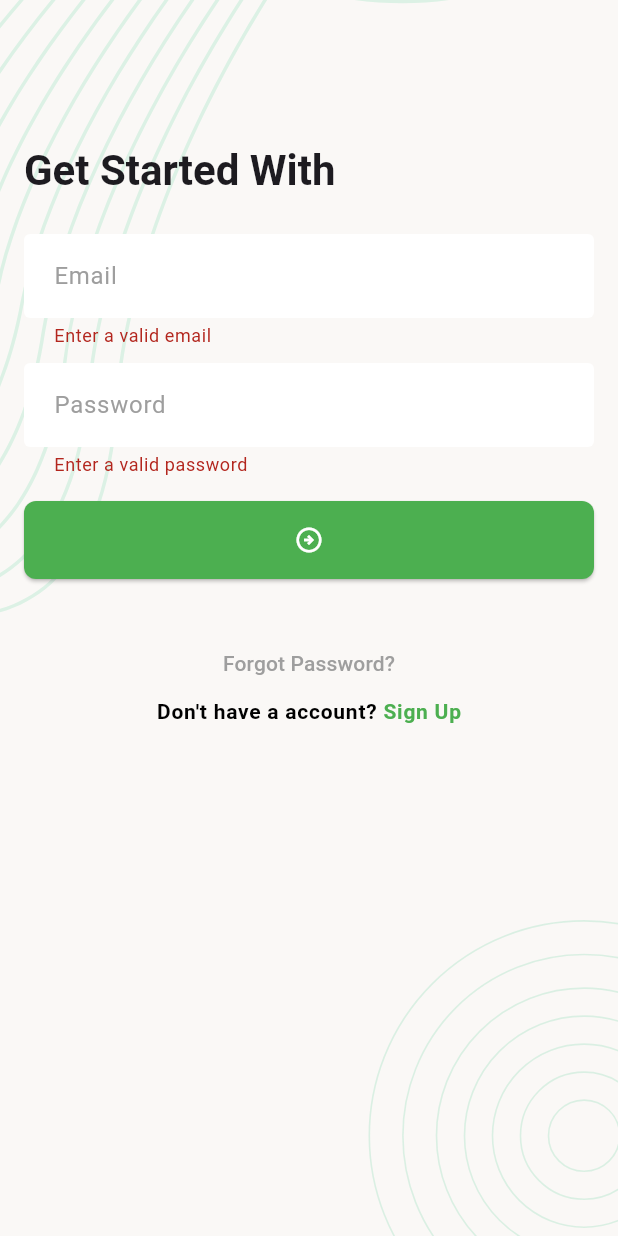
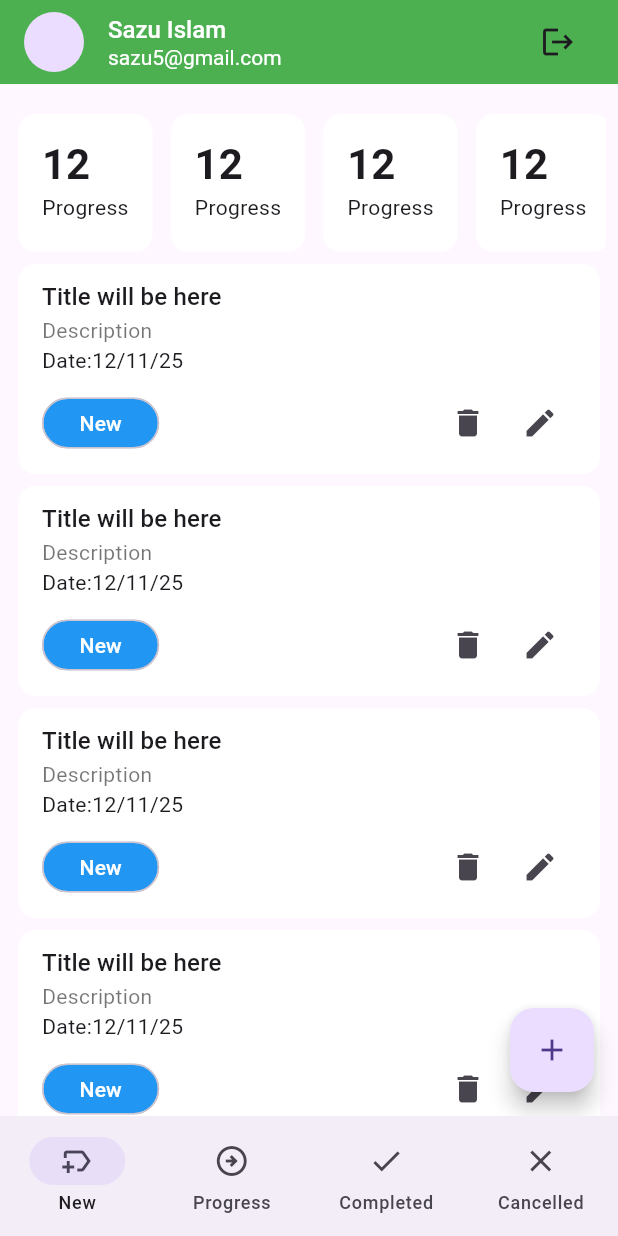
Before and after one commit to shaharul196/flutter_intro_all, a Flutter app: the screen it shows after launch, after a tap on the "arrow circle right" icon, on a phone screen of 412 x 824 dp. Run offline on Flutter 3.47's test engine with Material 3 defaults, Android fonts, the phone set to English and light mode, and no system bars; our stand-ins replace email_validator, flutter_svg, pin_code_fields.

Commit message:
first commit

```diff
--- a/lib/app.dart
+++ b/lib/app.dart
@@ -2,6 +2,7 @@
 import 'package:ostad_flutter_sazu/module_16/ui/screens/sign_in_screen.dart';
 import 'module_16/ui/screens/change_password.dart';
 import 'module_16/ui/screens/forgot_password_email_screen.dart';
+import 'module_16/ui/screens/main_navigation_bar_screen.dart';
 import 'module_16/ui/screens/pin_varification_screen.dart';
 import 'module_16/ui/screens/sign_up_screen.dart';
 import 'module_16/ui/screens/splash_screen.dart';
@@ -47,6 +48,7 @@
         textButtonTheme: TextButtonThemeData(
           style: TextButton.styleFrom(foregroundColor: Colors.green),
         ),
+
       ),
 
       // home: SplashScreen(),
@@ -63,9 +65,10 @@
         ForgotPasswordEmailScreen.name: (context) => ForgotPasswordEmailScreen(),
         PinVerificationScreen.name: (context) => PinVerificationScreen(),
         ChangePasswordScreen.name: (context) => ChangePasswordScreen(),
+        MainNavigationBarScreen.name: (context) => MainNavigationBarScreen(),
+      },
 
 
-      },
     );
   }
 }
--- /dev/null
+++ b/lib/module_16/ui/screens/cancelled_task_list_screen.dart
@@ -0,0 +1,29 @@
+import 'package:flutter/material.dart';
+
+import '../widget/task_card.dart';
+
+class CancelledTaskListScreen extends StatefulWidget {
+  const CancelledTaskListScreen({super.key});
+
+  @override
+  State<CancelledTaskListScreen> createState() => _CancelledTaskListScreenState();
+}
+
+class _CancelledTaskListScreenState extends State<CancelledTaskListScreen> {
+  @override
+  Widget build(BuildContext context) {
+    return Scaffold(
+      body: Padding(
+        padding: const EdgeInsets.symmetric(horizontal: 8),
+        child: Expanded(
+          child: ListView.builder(
+            itemCount: 10,
+            itemBuilder: (context, index) {
+              return TaskCard(taskType: TaskType.cancelled,);
+            },
+          ),
+        ),
+      ),
+    );
+  }
+}
--- /dev/null
+++ b/lib/module_16/ui/screens/completed_task_list_screen.dart
@@ -0,0 +1,29 @@
+import 'package:flutter/material.dart';
+
+import '../widget/task_card.dart';
+
+class CompletedTaskListScreen extends StatefulWidget {
+  const CompletedTaskListScreen({super.key});
+
+  @override
+  State<CompletedTaskListScreen> createState() => _CompletedTaskListScreenState();
+}
+
+class _CompletedTaskListScreenState extends State<CompletedTaskListScreen> {
+  @override
+  Widget build(BuildContext context) {
+    return Scaffold(
+      body: Padding(
+        padding: const EdgeInsets.symmetric(horizontal: 8),
+        child: Expanded(
+          child: ListView.builder(
+            itemCount: 10,
+            itemBuilder: (context, index) {
+              return TaskCard(taskType: TaskType.completed,);
+            },
+          ),
+        ),
+      ),
+    );
+  }
+}
--- /dev/null
+++ b/lib/module_16/ui/screens/main_navigation_bar_screen.dart
@@ -0,0 +1,62 @@
+import 'package:flutter/material.dart';
+import 'package:ostad_flutter_sazu/module_16/ui/screens/cancelled_task_list_screen.dart';
+import 'package:ostad_flutter_sazu/module_16/ui/screens/new_task_list_screen.dart';
+import 'package:ostad_flutter_sazu/module_16/ui/screens/progress_task_list_screen.dart';
+import '../widget/tm_app_bar.dart';
+import 'completed_task_list_screen.dart';
+
+class MainNavigationBarScreen extends StatefulWidget {
+  const MainNavigationBarScreen({super.key});
+
+  static const String name = '/main-nav-bar-screen';
+
+  @override
+  State<MainNavigationBarScreen> createState() =>
+      _MainNavigationBarScreenState();
+}
+
+class _MainNavigationBarScreenState extends State<MainNavigationBarScreen> {
+  List<Widget> _screens = [
+    NewTaskListScreen(),
+    ProgressTaskListScreen(),
+    CompletedTaskListScreen(),
+    CancelledTaskListScreen(),
+  ];
+  int _selectedIndex = 0;
+
+  @override
+  Widget build(BuildContext context) {
+    return Scaffold(
+      appBar: TMAppBar(),
+
+      body: _screens[_selectedIndex],
+
+      bottomNavigationBar: NavigationBar(
+        selectedIndex: _selectedIndex,
+        onDestinationSelected: (int index){
+          _selectedIndex = index;
+          setState(() {});
+        },
+        destinations: [
+          NavigationDestination(
+            icon: Icon(Icons.new_label_outlined),
+            label: 'New',
+          ),
+          NavigationDestination(
+            icon: Icon(Icons.arrow_circle_right_outlined),
+            label: 'Progress',
+          ),
+          NavigationDestination(
+            icon: Icon(Icons.done),
+            label: 'Completed',
+          ),
+          NavigationDestination(
+            icon: Icon(Icons.close),
+            label: 'Cancelled',
+          ),
+
+        ],
+      ),
+    );
+  }
+}
--- /dev/null
+++ b/lib/module_16/ui/screens/new_task_list_screen.dart
@@ -0,0 +1,56 @@
+import 'package:flutter/material.dart';
+
+import '../widget/task_card.dart';
+import '../widget/task_count_summary_card.dart';
+
+class NewTaskListScreen extends StatefulWidget {
+  const NewTaskListScreen({super.key});
+
+  @override
+  State<NewTaskListScreen> createState() => _NewTaskListScreenState();
+}
+
+class _NewTaskListScreenState extends State<NewTaskListScreen> {
+  @override
+  Widget build(BuildContext context) {
+    return Scaffold(
+      body: Padding(
+        padding: const EdgeInsets.symmetric(horizontal: 8),
+        child: Column(
+          children: [
+            SizedBox(height: 16),
+            SizedBox(
+              height: 100,
+              child: ListView.separated(
+                itemCount: 4,
+                scrollDirection: Axis.horizontal,
+                itemBuilder: (context, index) {
+                  return TaskCountSummaryCard(title: 'Progress', count: 12);
+                },
+                separatorBuilder: (context, index) => const SizedBox(width: 4),
+              ),
+            ),
+            Expanded(
+              child: ListView.builder(
+                itemCount: 10,
+                itemBuilder: (context, index) {
+                  return TaskCard(taskType: TaskType.tNew,);
+                },
+              ),
+            ),
+          ],
+        ),
+      ),
+      floatingActionButton: FloatingActionButton(
+          onPressed: _onTapAddNewTaskButton,
+        child: Icon(Icons.add),
+
+      ),
+    );
+  }
+
+  void _onTapAddNewTaskButton(){
+
+  }
+
+}
--- a/lib/module_16/ui/screens/pin_varification_screen.dart
+++ b/lib/module_16/ui/screens/pin_varification_screen.dart
@@ -3,7 +3,6 @@
 import 'package:ostad_flutter_sazu/module_16/ui/screens/sign_in_screen.dart';
 import 'package:ostad_flutter_sazu/module_16/ui/widget/screen_background.dart';
 import 'package:pin_code_fields/pin_code_fields.dart';
-
 import 'change_password.dart';
 
 class PinVerificationScreen extends StatefulWidget {
--- /dev/null
+++ b/lib/module_16/ui/screens/progress_task_list_screen.dart
@@ -0,0 +1,31 @@
+import 'package:flutter/material.dart';
+
+import '../widget/task_card.dart';
+
+class ProgressTaskListScreen extends StatefulWidget {
+  const ProgressTaskListScreen({super.key,
+  });
+
+
+  @override
+  State<ProgressTaskListScreen> createState() => _ProgressTaskListScreenState();
+}
+
+class _ProgressTaskListScreenState extends State<ProgressTaskListScreen> {
+  @override
+  Widget build(BuildContext context) {
+    return Scaffold(
+      body: Padding(
+        padding: const EdgeInsets.symmetric(horizontal: 8),
+        child: Expanded(
+          child: ListView.builder(
+            itemCount: 10,
+            itemBuilder: (context, index) {
+              return TaskCard(taskType: TaskType.progress,);
+            },
+          ),
+        ),
+      ),
+    );
+  }
+}
--- a/lib/module_16/ui/screens/sign_in_screen.dart
+++ b/lib/module_16/ui/screens/sign_in_screen.dart
@@ -5,21 +5,23 @@
 import 'package:ostad_flutter_sazu/module_16/ui/widget/screen_background.dart';
 import 'package:email_validator/email_validator.dart';
 
+import 'main_navigation_bar_screen.dart';
+
 class SignInScreen extends StatefulWidget {
   const SignInScreen({super.key});
 
   static const String name = '/sign-in';
-
 
   @override
   State<SignInScreen> createState() => _SignInScreenState();
 }
 
 class _SignInScreenState extends State<SignInScreen> {
-
   final TextEditingController _emailTEController = TextEditingController();
   final TextEditingController _passwordTEController = TextEditingController();
   final GlobalKey<FormState> _formKey = GlobalKey<FormState>();
+
+  bool obscureText = true;
 
   @override
   Widget build(BuildContext context) {
@@ -52,11 +54,10 @@
                     //   return null;
                     // },
 
-
                     // emailvalidator package use korar condition
-                    validator: (String? value){
+                    validator: (String? value) {
                       String email = value ?? '';
-                      if (EmailValidator.validate(email) == false){
+                      if (EmailValidator.validate(email) == false) {
                         return 'Enter a valid email';
                       }
                       return null;
@@ -65,16 +66,32 @@
                   SizedBox(height: 10),
                   TextFormField(
                     controller: _passwordTEController,
-                    obscureText: true,
+                    obscureText: obscureText,
+
                     // autovalidateMode: AutovalidateMode.onUserInteraction,
-                    decoration: InputDecoration(hintText: 'Password'),
-                      validator: (String? value){
-                        if((value?.length ?? 0) <= 6){
-                          return 'Enter a valid password';
-                        }
-                        return null;
+                    decoration: InputDecoration(
+                      hintText: 'Password',
+
+                      suffixIcon: IconButton(
+                        onPressed: () {
+                          setState(() {
+                            obscureText = !obscureText;
+                          });
+                        },
+                        icon: Icon(
+                          obscureText ? Icons.visibility_off : Icons.visibility,
+                        ),
+                      ),
+                    ),
+
+                    validator: (String? value) {
+                      if ((value?.length ?? 0) <= 6) {
+                        return 'Enter a valid password';
                       }
+                      return null;
+                    },
                   ),
+
                   SizedBox(height: 16),
                   ElevatedButton(
                     onPressed: _onTapSignInButton,
@@ -128,9 +145,10 @@
   }
 
   void _onTapSignInButton() {
-    if(_formKey.currentState!.validate()){
-    // TODO: Sign in with Api
+    if (_formKey.currentState!.validate()) {
+      // TODO: Sign in with Api
     }
+    Navigator.pushNamedAndRemoveUntil(context, MainNavigationBarScreen.name, (predicate) => false);
   }
 
   void _onTapForgotPasswordButton() {
@@ -141,11 +159,11 @@
     Navigator.pushReplacementNamed(context, SignUpScreen.name);
   }
 
+
   @override
   void dispose() {
     _emailTEController.dispose();
     _passwordTEController.dispose();
     super.dispose();
   }
-
 }
--- /dev/null
+++ b/lib/module_16/ui/widget/task_card.dart
@@ -0,0 +1,88 @@
+import 'package:flutter/material.dart';
+
+enum TaskType { tNew, progress, completed, cancelled }
+
+class TaskCard extends StatelessWidget {
+  const TaskCard({super.key, required this.taskType});
+  // final String text;
+  // final Color colors;
+
+  final TaskType taskType;
+
+  @override
+  Widget build(BuildContext context) {
+    return Card(
+      elevation: 0,
+      color: Colors.white,
+      child: Padding(
+        padding: const EdgeInsets.symmetric(horizontal: 16, vertical: 10),
+        child: Column(
+          crossAxisAlignment: CrossAxisAlignment.start,
+          children: [
+            Text(
+              'Title will be here',
+              style: Theme.of(context).textTheme.titleMedium,
+            ),
+            Text('Description', style: TextStyle(color: Colors.black54)),
+            Text('Date:12/11/25'),
+            SizedBox(height: 8),
+            Row(
+              children: [
+                Chip(
+                  label: Text(_getTaskTypeName(), style: TextStyle(color: Colors.white)),
+                  padding: EdgeInsets.symmetric(horizontal: 16),
+                  shape: RoundedRectangleBorder(
+                    borderRadius: BorderRadius.circular(18),
+                    side: BorderSide.none,
+                  ),
+                  backgroundColor: _getTaskChipColor(),
+                ),
+                Spacer(),
+                IconButton(onPressed: () {}, icon: Icon(Icons.delete)),
+                IconButton(onPressed: () {}, icon: Icon(Icons.edit)),
+              ],
+            ),
+          ],
+        ),
+      ),
+    );
+  }
+
+  Color _getTaskChipColor() {
+    // TODO if er maddome color set kora
+    // if(taskType == TaskType.tNew){
+    //   return Colors.blue;
+    // }else if(taskType == TaskType.progress){
+    //   return Colors.purple;
+    // }else if(taskType == TaskType.completed){
+    //   return Colors.green;
+    // }else{
+    //   return Colors.red;
+    // }
+
+    switch (taskType) {
+      case TaskType.tNew:
+        return Colors.blue;
+      case TaskType.progress:
+        return Colors.purple;
+      case TaskType.completed:
+        return Colors.green;
+      case TaskType.cancelled:
+        return Colors.red;
+    }
+  }
+
+  String _getTaskTypeName(){
+    switch(taskType){
+      case TaskType.tNew:
+        return 'New';
+      case TaskType.progress:
+        return 'Progress';
+      case TaskType.completed:
+       return 'Completed';
+      case TaskType.cancelled:
+        return 'Cancelled';
+    }
+  }
+
+}
--- /dev/null
+++ b/lib/module_16/ui/widget/task_count_summary_card.dart
@@ -0,0 +1,30 @@
+import 'package:flutter/material.dart';
+
+class TaskCountSummaryCard extends StatelessWidget {
+  const TaskCountSummaryCard({
+    super.key,
+    required this.title,
+    required this.count,
+  });
+
+  final String title;
+  final int count;
+
+  @override
+  Widget build(BuildContext context) {
+    return Card(
+      elevation: 0,
+      color: Colors.white,
+      child: Padding(
+        padding: const EdgeInsets.all(16),
+        child: Column(
+          crossAxisAlignment: CrossAxisAlignment.start,
+          children: [
+            Text('$count', style: Theme.of(context).textTheme.titleLarge),
+            Text(title,maxLines: 1,),
+          ],
+        ),
+      ),
+    );
+  }
+}
--- /dev/null
+++ b/lib/module_16/ui/widget/tm_app_bar.dart
@@ -0,0 +1,55 @@
+import 'package:flutter/material.dart';
+import 'package:ostad_flutter_sazu/module_16/ui/screens/sign_in_screen.dart';
+
+class TMAppBar extends StatefulWidget implements PreferredSizeWidget {
+  const TMAppBar({
+    super.key,
+  });
+
+  @override
+  State<TMAppBar> createState() => _TMAppBarState();
+
+  @override
+  // kToolbar hocce Standard size
+  Size get preferredSize => Size.fromHeight(kToolbarHeight);
+}
+
+class _TMAppBarState extends State<TMAppBar> {
+  @override
+  Widget build(BuildContext context) {
+    return AppBar(
+      backgroundColor: Colors.green,
+      title: Row(
+        children: [
+          CircleAvatar(),
+          SizedBox(width: 16,),
+          Expanded(
+            child: Column(
+              crossAxisAlignment: CrossAxisAlignment.start,
+              children: [
+                Text('Sazu Islam',style: TextStyle(
+                  color: Colors.white,
+                  fontSize: 16,
+                  fontWeight: FontWeight.w500,
+                ),),
+                Text('sazu5@gmail.com',style: TextStyle(
+                  color: Colors.white,
+                  fontSize: 14,
+                  fontWeight: FontWeight.w400,
+                ),),
+              ],
+            ),
+          ),
+          IconButton(onPressed: _onTapLogOutButton, icon: Icon(Icons.logout)),
+
+        ],
+      ),
+    );
+  }
+
+  void _onTapLogOutButton(){
+    Navigator.pushNamedAndRemoveUntil(context, SignInScreen.name, (predicate) => false);
+  }
+
+
+}
```
